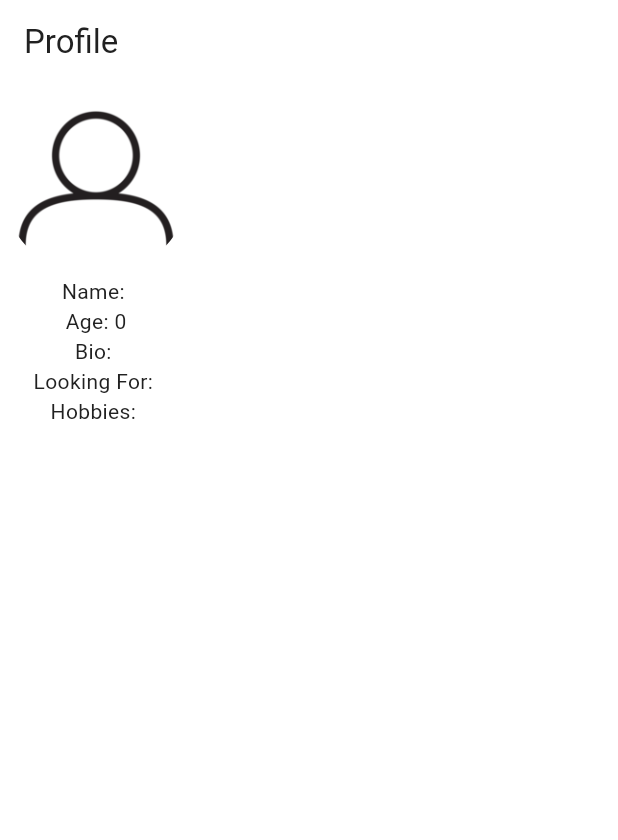
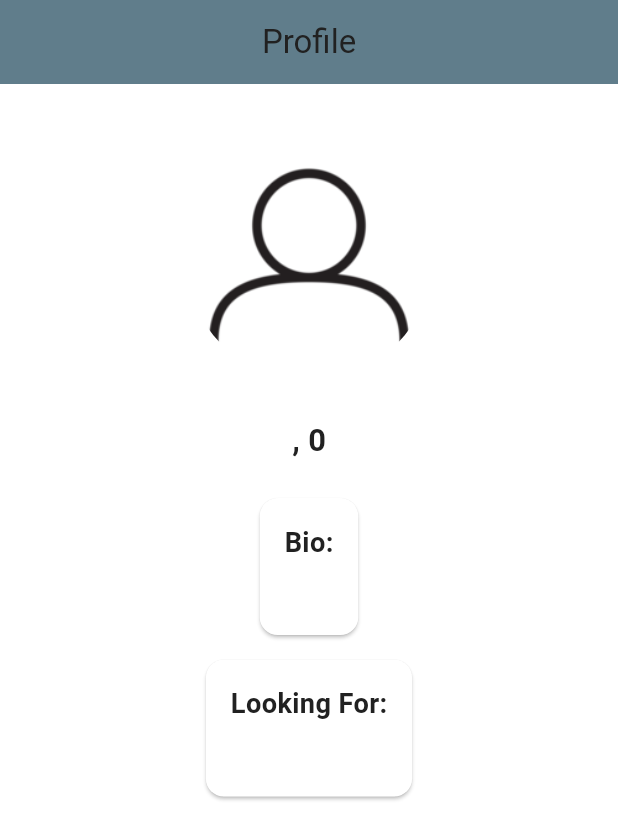
Before and after one commit to rahias20/DineConnect, a Flutter app: the screen it shows once a user with an empty profile is signed in, on a phone screen of 412 x 824 dp. Shown: the top 840 px of the screen. Run offline on Flutter 3.47's test engine with Material 3 defaults, Android fonts, the phone set to English and light mode, and no system bars; our stand-ins replace cloud_firestore, firebase_auth, firebase_core, firebase_storage, image_picker; missing offline and left inert: dart:ffi; accounts and stored records are empty.

Commit message:
styles added to user profile page

```diff
--- a/lib/pages/user_profile_page.dart
+++ b/lib/pages/user_profile_page.dart
@@ -1,5 +1,4 @@
 import 'dart:io';
-
 import 'package:cloud_firestore/cloud_firestore.dart';
 import 'package:dine_connect/models/user_profile.dart';
 import 'package:dine_connect/services/authentication/auth_service.dart';
@@ -13,7 +12,6 @@ class UserProfilePage extends StatefulWidget {
 }
 
 class _UserProfilePageState extends State<UserProfilePage> {
-  // get authentication service
   final AuthService _authService = AuthService();
   UserProfile? _userProfile;
 
@@ -33,41 +31,79 @@ class _UserProfilePageState extends State<UserProfilePage> {
 
       if (userProfileSnapshot.exists) {
         setState(() {
-          _userProfile = UserProfile.fromMap(
-              userProfileSnapshot.data() as Map<String, dynamic>);
+          _userProfile = UserProfile.fromMap(userProfileSnapshot.data() as Map<String, dynamic>);
         });
       }
     } catch (e) {
-      ScaffoldMessenger.of(context).showSnackBar(
-        SnackBar(content: Text("Error fetching user profile: $e")),
-      );
+      ScaffoldMessenger.of(context).showSnackBar(SnackBar(content: Text("Error fetching user profile: $e")));
     }
   }
 
   @override
   Widget build(BuildContext context) {
+    final double screenHeight = MediaQuery.of(context).size.height;
+    final double screenWidth = MediaQuery.of(context).size.width;
+    final ColorScheme colorScheme = Theme.of(context).colorScheme;
+
     return Scaffold(
-    appBar: AppBar(title: const Text("Profile")),
+      appBar: AppBar(
+        title: const Text("Profile"),
+        centerTitle: true,
+        backgroundColor: colorScheme.primary,
+      ),
       body: _userProfile == null
           ? const Center(child: CircularProgressIndicator())
           : SingleChildScrollView(
+        child: Center(
           child: Column(
             children: [
+              SizedBox(height: screenHeight * 0.04),
               CircleAvatar(
-                  radius: 64,
+                radius: screenHeight * 0.1,
                 backgroundImage: _userProfile!.imageUrl!.isNotEmpty
                     ? FileImage(File(_userProfile!.imageUrl.toString()))
                     : const AssetImage('lib/images/profile_icon.png') as ImageProvider,
                 backgroundColor: Colors.white60,
               ),
-                Text("Name: ${_userProfile!.name}"),
-                Text("Age: ${_userProfile!.age}"),
-                Text("Bio: ${_userProfile!.bio}"),
-                Text("Looking For: ${_userProfile!.lookingFor}"),
-                Text("Hobbies: ${_userProfile!.hobbies.join(", ")}"),
-                Padding(
-                  padding: const EdgeInsets.all(18.0),
-                  child: Text(_userProfile!.imageUrl.toString()),
+              SizedBox(height: screenHeight * 0.03),
+              Text(
+                "${_userProfile!.name}, ${_userProfile!.age}",
+                style: TextStyle(
+                  fontSize: screenHeight * 0.025, // Dynamic font size
+                  fontWeight: FontWeight.bold,
+                  color: colorScheme.onSurface,
+                ),
+              ),
+              SizedBox(height: screenHeight * 0.02),
+              _infoCard("Bio", _userProfile!.bio, screenHeight, screenWidth),
+              _infoCard("Looking For", _userProfile!.lookingFor, screenHeight, screenWidth),
+              _hobbiesWrap(_userProfile!.hobbies, screenHeight),
+            ],
+          ),
+        ),
+      ),
+    );
+  }
+
+  Widget _infoCard(String title, String content, double screenHeight, double screenWidth) {
+    return Card(
+      margin: EdgeInsets.symmetric(horizontal: screenWidth * 0.05, vertical: screenHeight * 0.01),
+      child: Padding(
+        padding: EdgeInsets.all(screenHeight * 0.02),
+        child: Column(
+          crossAxisAlignment: CrossAxisAlignment.start,
+          children: [
+            Text(
+              "$title:",
+              style: TextStyle(
+                fontSize: screenHeight * 0.022,
+                fontWeight: FontWeight.bold,
+              ),
+            ),
+            SizedBox(height: screenHeight * 0.01),
+            Text(
+              content,
+              style: TextStyle(fontSize: screenHeight * 0.02),
             ),
           ],
         ),
@@ -75,4 +111,18 @@ Widget build(BuildContext context) {
     );
   }
 
+  Widget _hobbiesWrap(List<String> hobbies, double screenHeight) {
+    final ColorScheme colorScheme = Theme.of(context).colorScheme;
+    return Padding(
+      padding: const EdgeInsets.all(20.0),
+      child: Wrap(
+        spacing: 8.0,
+        runSpacing: 4.0,
+        children: hobbies.map((hobby) => Chip(
+          label: Text(hobby),
+          backgroundColor: colorScheme.secondary,
+        )).toList(),
+      ),
+    );
   }
+}
```
Lines whose indentation alone changed are shown as unchanged.
